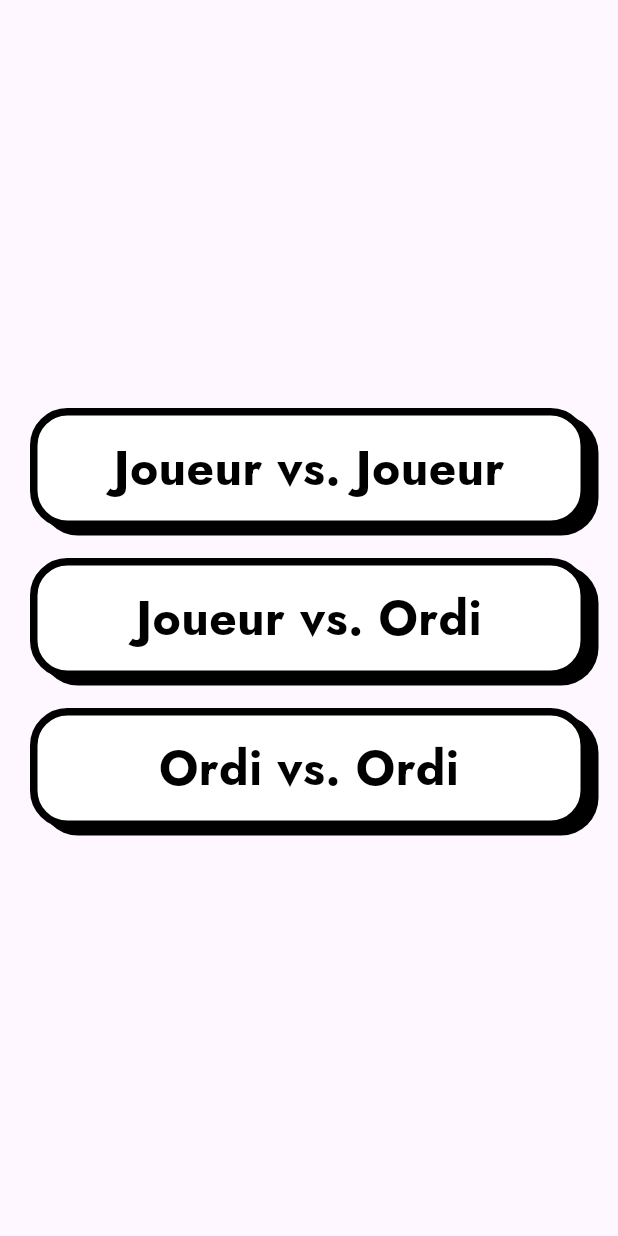
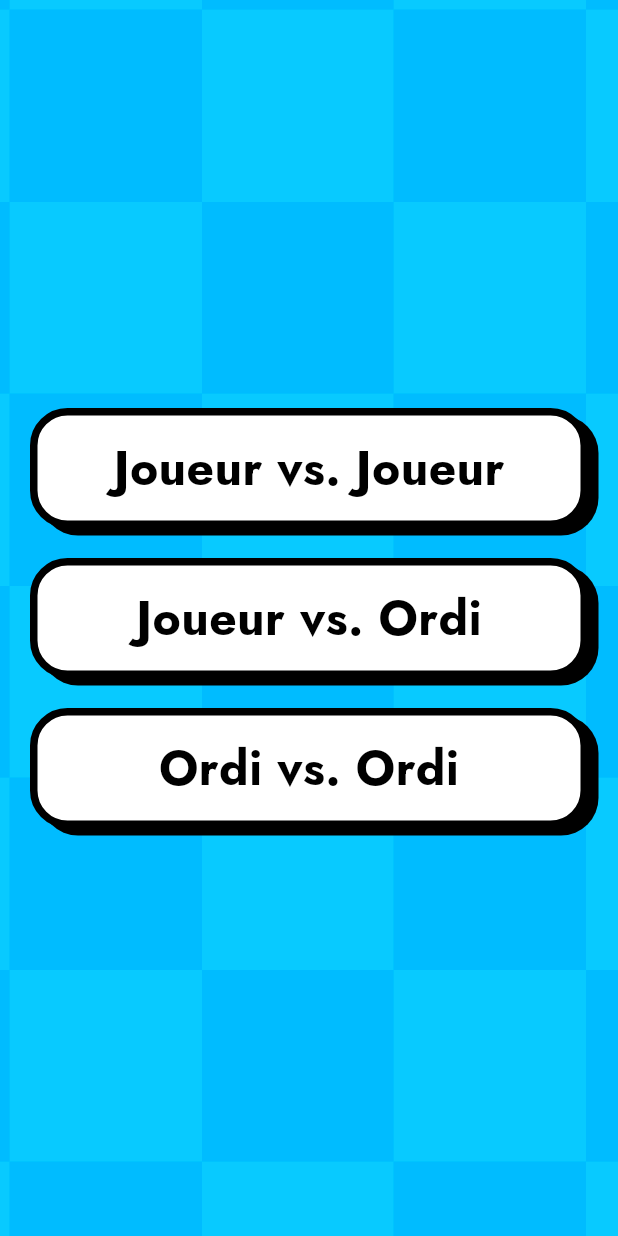
Before and after one commit to Rukkaitto/tic_tac_toe, a Flutter app: the screen it shows after launch, on a phone screen of 412 x 824 dp. Run offline on Flutter 3.47's test engine with Material 3 defaults, Android fonts, the phone set to English and light mode, and no system bars; our stand-ins replace bloc, equatable, flutter_bloc, go_router, google_fonts; generated files the repository leaves out were written again.

Commit message:
feat(UI): added scrolling background

```diff
--- /dev/null
+++ b/lib/core/services/asset_service/asset_service.dart
@@ -0,0 +1,5 @@
+import 'image_assets.dart';
+
+class AssetService {
+  final ImageAssets images = ImageAssets();
+}
--- /dev/null
+++ b/lib/core/services/asset_service/image_assets.dart
@@ -0,0 +1,5 @@
+class ImageAssets {
+  static const String _path = 'lib/core/assets/images/';
+
+  final String backgroundTile = '${_path}background_tile.jpg';
+}
--- /dev/null
+++ b/lib/core/ui_components/scrolling_background/scrolling_background.dart
@@ -0,0 +1,65 @@
+import 'package:flutter/material.dart';
+
+import '../../services/asset_service/asset_service.dart';
+
+class ScrollingBackground extends StatefulWidget {
+  const ScrollingBackground({
+    super.key,
+    required this.child,
+  });
+
+  final Widget child;
+
+  @override
+  State<ScrollingBackground> createState() => _ScrollingBackgroundState();
+}
+
+class _ScrollingBackgroundState extends State<ScrollingBackground>
+    with SingleTickerProviderStateMixin {
+  late AnimationController? _controller;
+
+  @override
+  void initState() {
+    _controller = AnimationController(
+      duration: const Duration(seconds: 16),
+      upperBound: 512,
+      vsync: this,
+    )..repeat();
+
+    _controller!.addListener(() {
+      setState(() {});
+    });
+
+    super.initState();
+  }
+
+  @override
+  void dispose() {
+    _controller!.dispose();
+    super.dispose();
+  }
+
+  @override
+  Widget build(BuildContext context) {
+    return ColoredBox(
+      color: Theme.of(context).colorScheme.surface,
+      child: Stack(
+        children: <Widget>[
+          Positioned(
+            top: -_controller!.value,
+            left: -_controller!.value,
+            child: SizedBox(
+              width: 2048,
+              height: 2048,
+              child: Image.asset(
+                AssetService().images.backgroundTile,
+                repeat: ImageRepeat.repeat,
+              ),
+            ),
+          ),
+          widget.child,
+        ],
+      ),
+    );
+  }
+}
--- a/lib/features/game/presentation/widgets/game_grid_widget.dart
+++ b/lib/features/game/presentation/widgets/game_grid_widget.dart
@@ -10,9 +10,12 @@ class GameGridWidget extends StatelessWidget {
 
   @override
   Widget build(BuildContext context) {
-    return GridView.builder(
+    return ColoredBox(
+      color: Colors.white,
+      child: GridView.builder(
         shrinkWrap: true,
         physics: const NeverScrollableScrollPhysics(),
+        padding: EdgeInsets.zero,
         gridDelegate: SliverGridDelegateWithFixedCrossAxisCount(
           crossAxisCount: grid.size,
         ),
@@ -22,6 +25,7 @@ class GameGridWidget extends StatelessWidget {
             cell: grid.getCell(index),
           );
         },
+      ),
     );
   }
 }
--- a/lib/features/home/presentation/pages/home_page.dart
+++ b/lib/features/home/presentation/pages/home_page.dart
@@ -3,6 +3,7 @@ import 'package:flutter/material.dart';
 import '../../../../core/services/router_service/app_routes.dart';
 import '../../../../core/services/router_service/router_service.dart';
 import '../../../../core/ui_components/my_button/my_button.dart';
+import '../../../../core/ui_components/scrolling_background/scrolling_background.dart';
 
 class HomePage extends StatelessWidget {
   const HomePage({super.key});
@@ -10,7 +11,8 @@ class HomePage extends StatelessWidget {
   @override
   Widget build(BuildContext context) {
     return Scaffold(
-      body: Padding(
+      body: ScrollingBackground(
+        child: Padding(
           padding: const EdgeInsets.symmetric(horizontal: 20),
           child: Column(
             mainAxisAlignment: MainAxisAlignment.center,
@@ -32,12 +34,14 @@ class HomePage extends StatelessWidget {
               MyButton(
                 text: 'Ordi vs. Ordi',
                 onPressed: () {
-                RouterService.of(context).go(AppRoutes.gameComputerVsComputer);
+                  RouterService.of(context)
+                      .go(AppRoutes.gameComputerVsComputer);
                 },
               ),
             ],
           ),
         ),
+      ),
     );
   }
 }
--- a/lib/main.dart
+++ b/lib/main.dart
@@ -1,4 +1,5 @@
 import 'package:flutter/material.dart';
+import 'package:flutter/services.dart';
 import 'package:flutter_gen/gen_l10n/app_localizations.dart';
 import 'package:go_router/go_router.dart';
 import 'package:google_fonts/google_fonts.dart';
@@ -24,6 +25,9 @@ class MyApp extends StatelessWidget {
 
   @override
   Widget build(BuildContext context) {
+    // Make app fullscreen
+    SystemChrome.setEnabledSystemUIMode(SystemUiMode.immersive);
+
     return MaterialApp.router(
       localizationsDelegates: AppLocalizations.localizationsDelegates,
       supportedLocales: AppLocalizations.supportedLocales,
--- a/pubspec.yaml
+++ b/pubspec.yaml
@@ -27,3 +27,5 @@ dev_dependencies:
 flutter:
   generate: true
   uses-material-design: true
+  assets:
+    - lib/core/assets/images/
```
Also changed, not shown: lib/features/game/presentation/pages/game_page.dart (+23 -16 lines), lib/core/assets/images/background_tile.jpg (added). Lines whose indentation alone changed are shown as unchanged.
